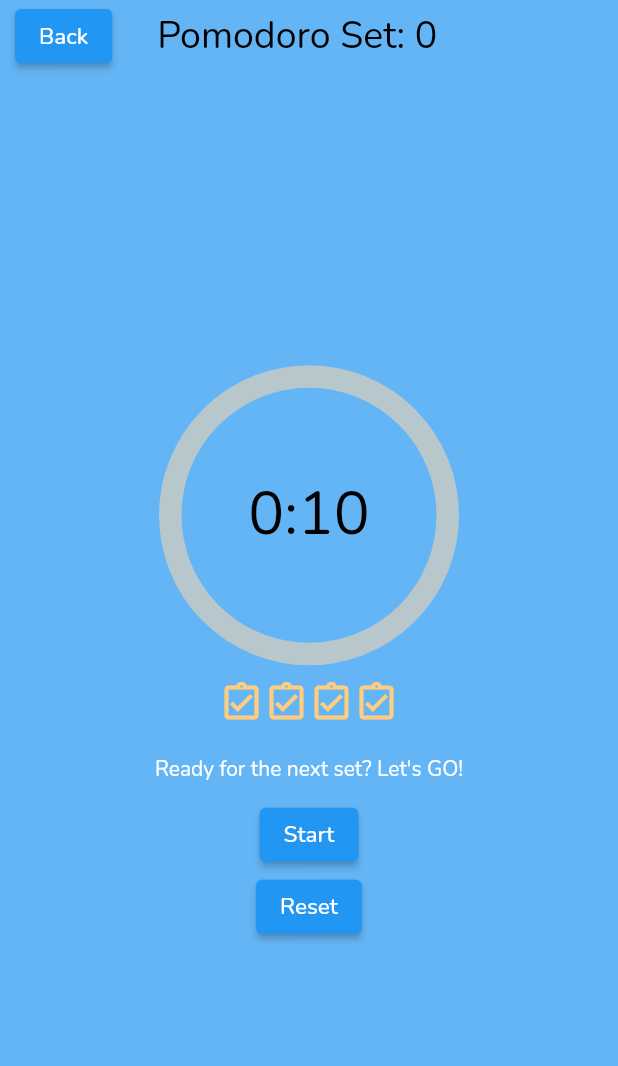
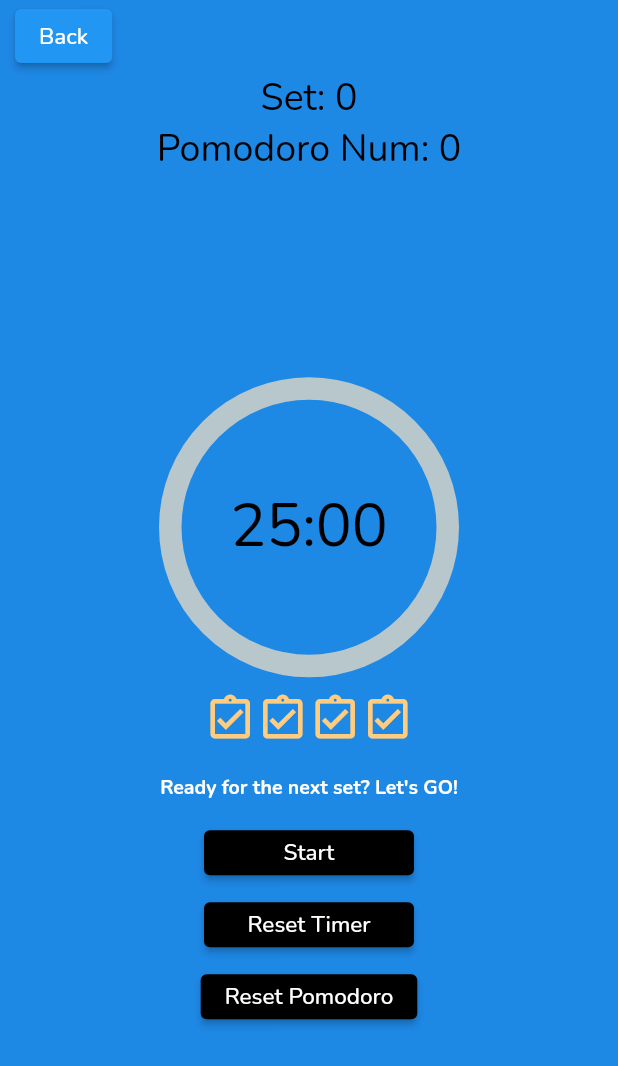
Before and after one commit to Nilsiloid/Ireo, a Flutter app: the screen it shows after launch, on a phone screen of 412 x 824 dp. Shown: the top 1066 px of the screen. Run offline on Flutter 3.47's test engine with Material 2 defaults, Android fonts, the phone set to English and light mode, and no system bars; drawn by our look-alikes of percent_indicator; our stand-ins replace audioplayers, firebase_auth, firebase_core, google_fonts, google_sign_in; accounts and stored records are empty.

Commit message:
added sounds and fixed timer error.

```diff
--- a/lib/Pages/pomodoro.dart
+++ b/lib/Pages/pomodoro.dart
@@ -48,13 +48,13 @@ class _PomodoroState extends State<Pomodoro> {
   void initState() {
     super.initState();
 
-    //   mediaplayer.load('sound.mp3');
+    mediaplayer.load('timer.mp3');
   }
 
   @override
   Widget build(BuildContext context) {
     return Scaffold(
-      backgroundColor: Colors.blue[300],
+      backgroundColor: Colors.blue[600],
       body: SafeArea(
           child: Center(
         child: Column(
@@ -70,15 +70,17 @@ class _PomodoroState extends State<Pomodoro> {
                 child: Text("Back", style: TextStyle(fontSize: 15)),
               ),
               SizedBox(
-                width: 30,
+                width: 90,
               ),
-              Center(
-                child: Text(
-                  "Pomodoro Set: $pomodoroNum",
-                  style: TextStyle(fontSize: 25, color: Colors.black),
-                ),
-              )
             ]),
+            Text(
+              "Set: $setNum",
+              style: TextStyle(fontSize: 25, color: Colors.black),
+            ),
+            Text(
+              "Pomodoro Num: $pomodoroNum",
+              style: TextStyle(fontSize: 25, color: Colors.black),
+            ),
             Expanded(
                 child: Column(
               mainAxisAlignment: MainAxisAlignment.center,
@@ -87,7 +89,7 @@ class _PomodoroState extends State<Pomodoro> {
                   radius: 100.0,
                   lineWidth: 15.0,
                   percent: _percentageSetCompleted(),
-                  circularStrokeCap: CircularStrokeCap.round,
+                  circularStrokeCap: CircularStrokeCap.butt,
                   center: Text(
                     _secondstoFormattedString(remainingTime),
                     style: TextStyle(fontSize: 40, color: Colors.black),
@@ -100,7 +102,10 @@ class _PomodoroState extends State<Pomodoro> {
                 ),
                 Text(
                   statusDescription[pomodoroStatus]!,
-                  style: TextStyle(color: Colors.white),
+                  style: TextStyle(
+                      color: Colors.white,
+                      fontSize: 13,
+                      fontWeight: FontWeight.bold),
                 ),
                 SizedBox(
                   height: 10,
@@ -111,7 +116,8 @@ class _PomodoroState extends State<Pomodoro> {
                             (pomodoroStatus == PomodoroStatus.runningPomodoro))
                         ? _resetPomodoroCounter
                         : _resetBreakTimer,
-                    text: 'Reset'),
+                    text: 'Reset Timer'),
+                CustomButton(onTap: _resetPomodoro, text: 'Reset Pomodoro'),
               ],
             ))
           ],
@@ -156,6 +162,7 @@ class _PomodoroState extends State<Pomodoro> {
         break;
       case PomodoroStatus.setFinished:
         setNum++;
+        pomodoroNum = 0;
         totalTime = pomodoroTotalTime;
         break;
     }
@@ -165,7 +172,6 @@ class _PomodoroState extends State<Pomodoro> {
   }
 
   _pomodoro() {
-    // debugPrint("$pomodoroStatus");
     switch (pomodoroStatus) {
       case PomodoroStatus.pausedPomodoro:
         _startPomodoroCounter();
@@ -208,7 +214,7 @@ class _PomodoroState extends State<Pomodoro> {
                 }
               else
                 {
-                  // play sound
+                  _soundForStartAndEnd(),
                   pomodoroNum++,
                   _stopTimer(),
                   if (pomodoroNum % pomodorosEachSet == 0)
@@ -275,10 +281,16 @@ class _PomodoroState extends State<Pomodoro> {
       } else {
         _soundForStartAndEnd();
         _stopTimer();
-        pomodoroStatus = PomodoroStatus.pausedPomodoro;
+        if (pomodoroNum % pomodorosEachSet == 0) {
+          pomodoroStatus = PomodoroStatus.setFinished;
+        } else {
+          pomodoroStatus = PomodoroStatus.pausedPomodoro;
+        }
         setState(() {
           remainingTime = pomodoroTotalTime;
-          button = _start;
+          button = (pomodoroStatus == PomodoroStatus.setFinished)
+              ? _nextset
+              : _start;
         });
       }
     });
@@ -320,8 +332,18 @@ class _PomodoroState extends State<Pomodoro> {
     }
   }
 
+  _resetPomodoro() {
+    _stopTimer();
+    setState(() {
+      button = _start;
+      pomodoroStatus = PomodoroStatus.pausedPomodoro;
+      remainingTime = pomodoroTotalTime;
+      setNum = 0;
+      pomodoroNum = 0;
+    });
+  }
+
   _soundForStartAndEnd() {
-    debugPrint("Played your mom pepega!");
-    // mediaplayer.play("sound.mp3");
+    mediaplayer.play('timer.mp3');
   }
 }
--- a/lib/Pomodoro/constants.dart
+++ b/lib/Pomodoro/constants.dart
@@ -1,9 +1,9 @@
 import 'package:flutter/material.dart';
 import 'package:ireo/models/pomodoro_status.dart';
 
-const pomodoroTotalTime = 10; // 25 * 60;
-const shortBreak = 3; // 5 * 60;
-const longBreak = 5; // 15 * 60;
+const pomodoroTotalTime = 25 * 60;
+const shortBreak = 5 * 60;
+const longBreak = 15 * 60;
 
 const pomodorosEachSet = 4;
 
--- a/lib/Pomodoro/custom_buttons.dart
+++ b/lib/Pomodoro/custom_buttons.dart
@@ -11,9 +11,11 @@ class CustomButton extends StatelessWidget {
   @override
   Widget build(BuildContext context) {
     return ButtonTheme(
-      minWidth: 400,
+      minWidth: 300.0,
       child: ElevatedButton(
           onPressed: onTap,
+          style: ElevatedButton.styleFrom(
+              primary: Colors.black, minimumSize: Size(140, 30)),
           child: Text(
             text,
             style: TextStyle(fontSize: 15),
--- a/lib/Pomodoro/pomodoro_icons.dart
+++ b/lib/Pomodoro/pomodoro_icons.dart
@@ -11,7 +11,7 @@ class PomodoroIcons extends StatelessWidget {
 
   @override
   Widget build(BuildContext context) {
-    const iSize = 30.0;
+    const iSize = 35.0;
 
     final completedSets = Icon(
       // Icons.beenhere,
--- a/pubspec.yaml
+++ b/pubspec.yaml
@@ -46,7 +46,7 @@ dependencies:
   provider: ^5.0.0
   password_strength: ^0.2.0
   percent_indicator: ^4.2.2
-  audioplayers: ^1.0.1
+  audioplayers: ^0.20.1
   fluttertoast: ^8.0.9
 
 dev_dependencies:
```
Also changed, not shown: pubspec.lock, 6 other files.
